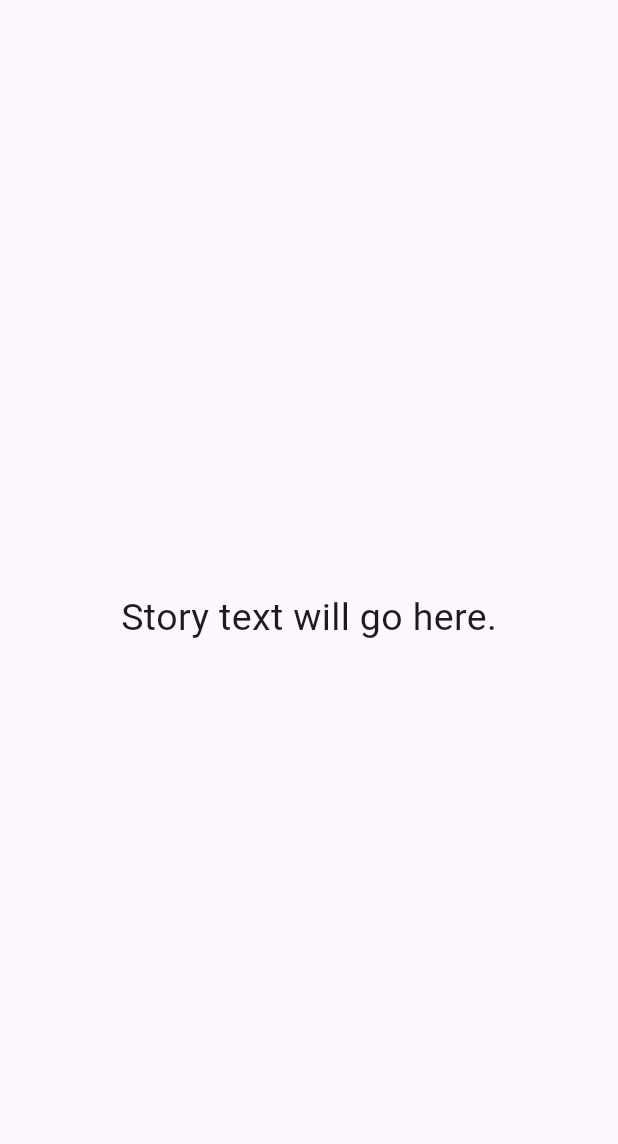
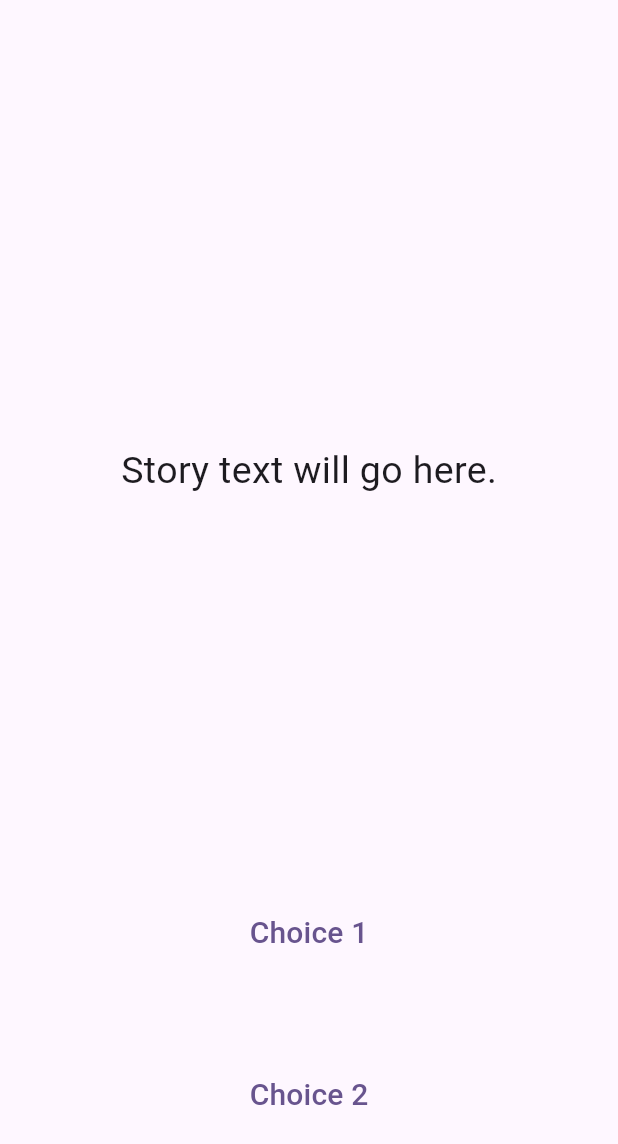
Before and after one commit to hafeez25/destini_flutter, a Flutter app: the screen it shows after launch, on a phone screen of 412 x 824 dp. Shown: the top 1144 px of the screen. Run offline on Flutter 3.47's test engine with Material 3 defaults, Android fonts, the phone set to English and light mode, and no system bars.

Commit message:
set intial fiel

```diff
--- a/lib/main.dart
+++ b/lib/main.dart
@@ -31,12 +31,13 @@ class StoryPage extends StatefulWidget {
 class _StoryPage extends State<StoryPage> {
   @override
   Widget build(BuildContext context) {
-    return  Scaffold(
-
-
-
-        body: SafeArea(
-          child:  Column(
+      return Scaffold(
+      body: Container(
+        //TODO: Step 1 - Add background.png to this Container as a background image.
+        padding: EdgeInsets.symmetric(vertical: 50.0, horizontal: 15.0),
+        constraints: BoxConstraints.expand(),
+        child: SafeArea(
+          child: Column(
             crossAxisAlignment: CrossAxisAlignment.stretch,
             children: <Widget>[
               Expanded(
@@ -50,11 +51,50 @@ class _StoryPage extends State<StoryPage> {
                     ),
                   ),
                 ),
-        )
-              ]
               ),
-        )
-      // This trailing comma makes auto-formatting nicer for build methods.
+              Expanded(
+                flex: 2,
+                child: TextButton(
+                  onPressed: () {
+                    //Choice 1 made by user.
+                    //TODO: Step 18 - Call the nextStory() method from storyBrain and pass the number 1 as the choice made by the user.
+                  },
+                  // color: Colors.red,
+                  child: Text(
+                    //TODO: Step 13 - Use the storyBrain to get the text for choice 1.
+                    'Choice 1',
+                    style: TextStyle(
+                      fontSize: 20.0,
+                    ),
+                  ),
+                ),
+              ),
+              SizedBox(
+                height: 20.0,
+              ),
+              Expanded(
+                flex: 2,
+                //TODO: Step 26 - Use a Flutter Visibility Widget to wrap this FlatButton.
+                //TODO: Step 28 - Set the "visible" property of the Visibility Widget to equal the output from the buttonShouldBeVisible() method in the storyBrain.
+                child: TextButton(
+                  onPressed: () {
+                    //Choice 2 made by user.
+                    //TODO: Step 19 - Call the nextStory() method from storyBrain and pass the number 2 as the choice made by the user.
+                  },
+                  // color: Colors.blue,
+                  child: Text(
+                    //TODO: Step 14 - Use the storyBrain to get the text for choice 2.
+                    'Choice 2',
+                    style: TextStyle(
+                      fontSize: 20.0,
+                    ),
+                  ),
+                ),
+              ),
+            ],
+          ),
+        ),
+      ),
     );
   }
 }
--- a/pubspec.yaml
+++ b/pubspec.yaml
@@ -59,9 +59,8 @@ flutter:
   uses-material-design: true
 
   # To add assets to your application, add an assets section, like this:
-  # assets:
-  #   - images/a_dot_burr.jpeg
-  #   - images/a_dot_ham.jpeg
+  assets:
+     - images/
 
   # An image asset can refer to one or more resolution-specific "variants", see
   # https://flutter.dev/assets-and-images/#resolution-aware
```
Also changed, not shown: images/background.png (added). Lines whose indentation alone changed are shown as unchanged.
